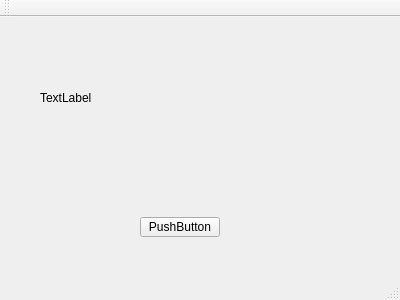
Above: QT编程课件/qtcode/httpDemo/mainwindow.ui from wangzhanf/imufe2024 before the change. Below: the same form after it.
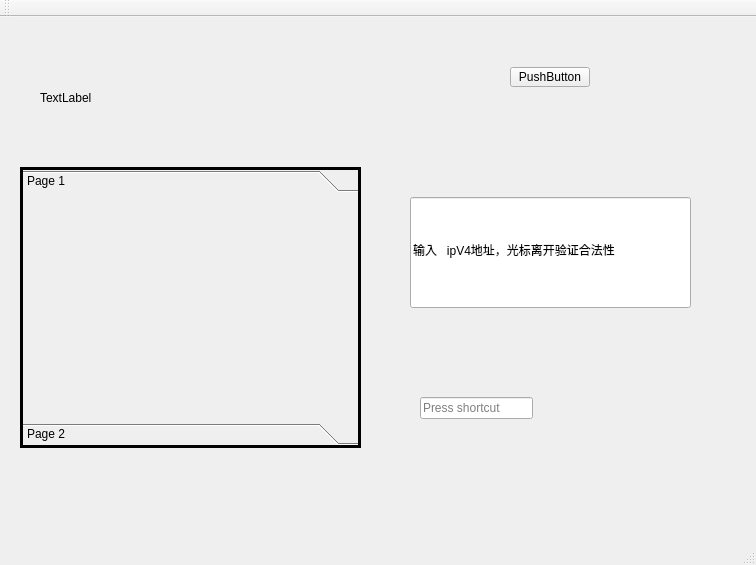
That is the form after the change.

The edit to the form file:
```diff
--- a/QT编程课件/qtcode/httpDemo/mainwindow.ui
+++ b/QT编程课件/qtcode/httpDemo/mainwindow.ui
@@ -6,8 +6,8 @@
    <rect>
     <x>0</x>
     <y>0</y>
-    <width>400</width>
-    <height>300</height>
+    <width>756</width>
+    <height>565</height>
    </rect>
   </property>
   <property name="windowTitle">
@@ -30,8 +30,8 @@
    <widget class="QPushButton" name="pushButton">
     <property name="geometry">
      <rect>
-      <x>140</x>
-      <y>200</y>
+      <x>510</x>
+      <y>50</y>
       <width>80</width>
       <height>20</height>
      </rect>
@@ -40,6 +40,80 @@
      <string>PushButton</string>
     </property>
    </widget>
+   <widget class="QToolBox" name="toolBox">
+    <property name="geometry">
+     <rect>
+      <x>20</x>
+      <y>150</y>
+      <width>341</width>
+      <height>281</height>
+     </rect>
+    </property>
+    <property name="frameShape">
+     <enum>QFrame::Box</enum>
+    </property>
+    <property name="frameShadow">
+     <enum>QFrame::Plain</enum>
+    </property>
+    <property name="lineWidth">
+     <number>3</number>
+    </property>
+    <property name="midLineWidth">
+     <number>0</number>
+    </property>
+    <property name="currentIndex">
+     <number>0</number>
+    </property>
+    <widget class="QWidget" name="page">
+     <property name="geometry">
+      <rect>
+       <x>0</x>
+       <y>0</y>
+       <width>335</width>
+       <height>215</height>
+      </rect>
+     </property>
+     <attribute name="label">
+      <string>Page 1</string>
+     </attribute>
+    </widget>
+    <widget class="QWidget" name="page_2">
+     <property name="geometry">
+      <rect>
+       <x>0</x>
+       <y>0</y>
+       <width>335</width>
+       <height>215</height>
+      </rect>
+     </property>
+     <attribute name="label">
+      <string>Page 2</string>
+     </attribute>
+    </widget>
+   </widget>
+   <widget class="QLineEdit" name="lineEdit">
+    <property name="geometry">
+     <rect>
+      <x>410</x>
+      <y>180</y>
+      <width>281</width>
+      <height>111</height>
+     </rect>
+    </property>
+    <property name="text">
+     <string>输入   ipV4地址，光标离开验证合法性</string>
+    </property>
+   </widget>
+   <widget class="QKeySequenceEdit" name="keySequenceEdit">
+    <property name="geometry">
+     <rect>
+      <x>420</x>
+      <y>380</y>
+      <width>113</width>
+      <height>23</height>
+     </rect>
+    </property>
+   </widget>
   </widget>
   <widget class="QMenuBar" name="menuBar">
    <property name="geometry">
```
Left out of the diff: 2 changed lines with no effect on the pictures.
